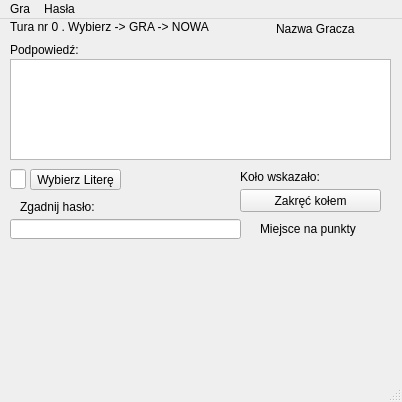
Above: oknoglowne.ui from MiszczProgramowania/KoloFortuny before the change. Below: the same form after it.
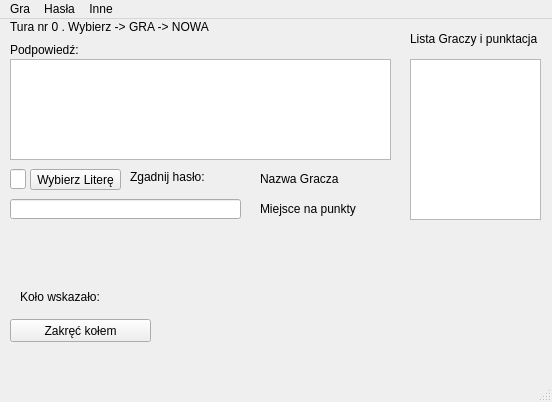
That is the form after the change.

Commit message: Lista zwyciezcow ALPHA

```diff
--- a/oknoglowne.ui
+++ b/oknoglowne.ui
@@ -6,19 +6,19 @@
    <rect>
     <x>0</x>
     <y>0</y>
-    <width>402</width>
+    <width>552</width>
     <height>402</height>
    </rect>
   </property>
   <property name="minimumSize">
    <size>
-    <width>402</width>
+    <width>552</width>
     <height>402</height>
    </size>
   </property>
   <property name="maximumSize">
    <size>
-    <width>402</width>
+    <width>552</width>
     <height>402</height>
    </size>
   </property>
@@ -133,7 +133,7 @@
     <property name="geometry">
      <rect>
       <x>260</x>
-      <y>200</y>
+      <y>180</y>
       <width>121</width>
       <height>20</height>
      </rect>
@@ -145,8 +145,8 @@
    <widget class="QPushButton" name="buttonLosuj">
     <property name="geometry">
      <rect>
-      <x>240</x>
-      <y>170</y>
+      <x>10</x>
+      <y>300</y>
       <width>141</width>
       <height>23</height>
      </rect>
@@ -158,8 +158,8 @@
    <widget class="QLabel" name="labelWylosowano">
     <property name="geometry">
      <rect>
-      <x>240</x>
-      <y>150</y>
+      <x>20</x>
+      <y>270</y>
       <width>141</width>
       <height>16</height>
      </rect>
@@ -184,8 +184,8 @@
    <widget class="QLabel" name="labelZgadnij">
     <property name="geometry">
      <rect>
-      <x>20</x>
-      <y>180</y>
+      <x>130</x>
+      <y>150</y>
       <width>101</width>
       <height>16</height>
      </rect>
@@ -198,7 +198,7 @@
     <property name="geometry">
      <rect>
       <x>10</x>
-      <y>200</y>
+      <y>180</y>
       <width>231</width>
       <height>20</height>
      </rect>
@@ -207,8 +207,8 @@
    <widget class="QLabel" name="labelNazwaGracza">
     <property name="geometry">
      <rect>
-      <x>276</x>
-      <y>0</y>
+      <x>260</x>
+      <y>150</y>
       <width>111</width>
       <height>20</height>
      </rect>
@@ -220,8 +220,8 @@
    <widget class="QLabel" name="labelGrafika">
     <property name="geometry">
      <rect>
-      <x>16</x>
-      <y>232</y>
+      <x>160</x>
+      <y>220</y>
       <width>381</width>
       <height>131</height>
      </rect>
@@ -230,13 +230,42 @@
      <string/>
     </property>
    </widget>
+   <widget class="QListWidget" name="listWidgetGracze">
+    <property name="geometry">
+     <rect>
+      <x>410</x>
+      <y>40</y>
+      <width>131</width>
+      <height>161</height>
+     </rect>
+    </property>
+    <property name="editTriggers">
+     <set>QAbstractItemView::NoEditTriggers</set>
+    </property>
+    <property name="wordWrap">
+     <bool>true</bool>
+    </property>
+   </widget>
+   <widget class="QLabel" name="labelListaGraczy">
+    <property name="geometry">
+     <rect>
+      <x>410</x>
+      <y>10</y>
+      <width>131</width>
+      <height>20</height>
+     </rect>
+    </property>
+    <property name="text">
+     <string>Lista Graczy i punktacja</string>
+    </property>
+   </widget>
   </widget>
   <widget class="QMenuBar" name="menuBar">
    <property name="geometry">
     <rect>
      <x>0</x>
      <y>0</y>
-     <width>402</width>
+     <width>552</width>
      <height>21</height>
     </rect>
    </property>
@@ -255,8 +284,15 @@
     <addaction name="actionWczytaj"/>
     <addaction name="actionEdytuj"/>
    </widget>
+   <widget class="QMenu" name="menuInne">
+    <property name="title">
+     <string>Inne</string>
+    </property>
+    <addaction name="actionLista_zwyci_zc_w"/>
+   </widget>
    <addaction name="menuGra"/>
    <addaction name="menuHasla"/>
+   <addaction name="menuInne"/>
   </widget>
   <widget class="QStatusBar" name="statusBar"/>
   <action name="actionNowa">
```
Left out of the diff: 7 changed lines with no effect on the pictures. The commit also changes 10 other files.
